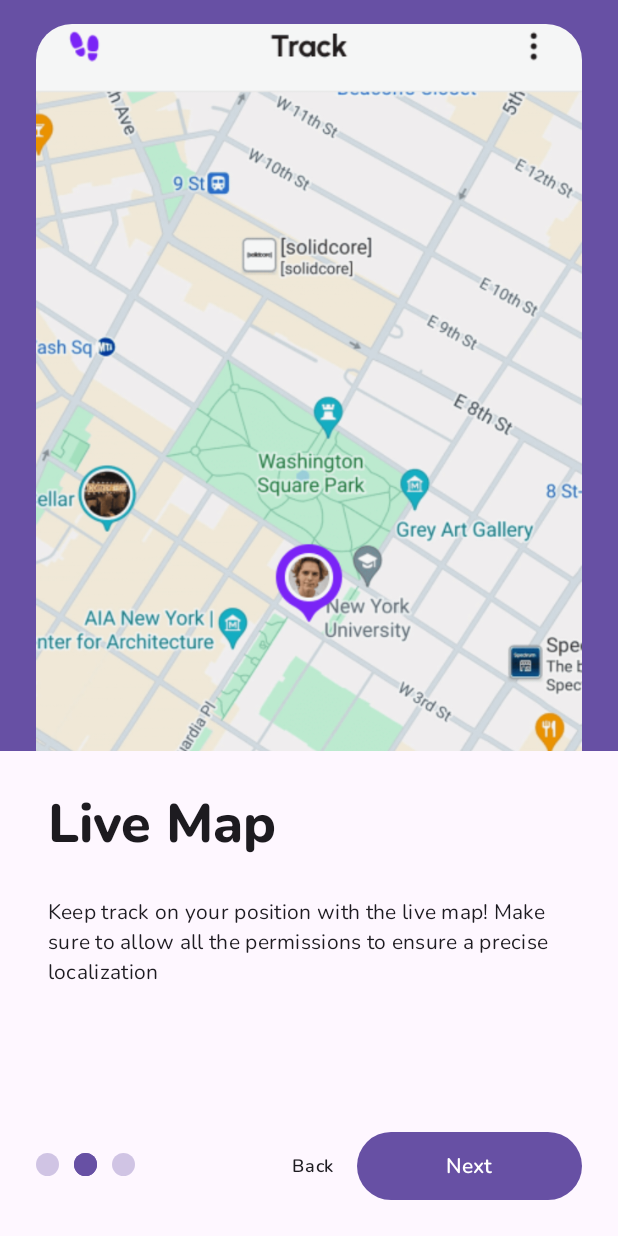
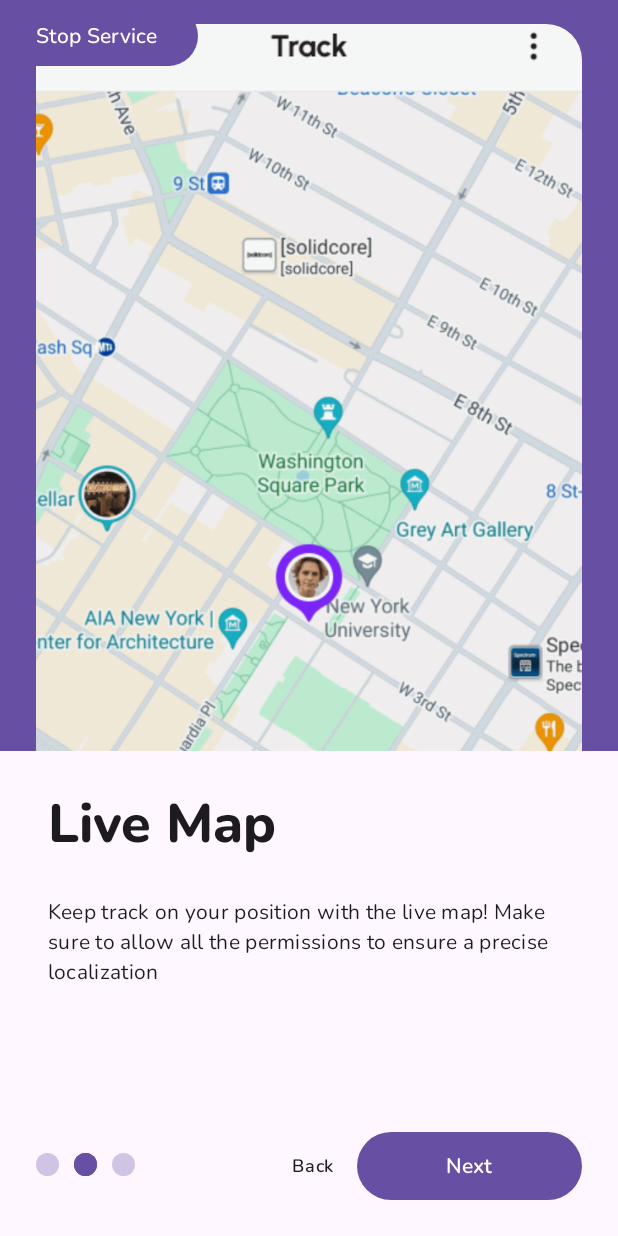
Before and after one commit to riccardomaino/stridescape, an Android app built with Jetpack Compose: the screen it shows after launch (MainActivity), after a tap on "Next", on a phone screen of 412 x 824 dp. Run offline under Robolectric (Android 15) with nearby library versions, the phone set to English and light mode, and no system bars; our stand-ins replace Dagger/Hilt's generated code.

Commit message:
Added POST_NOTIFICATIONS permission. Added basic simple Foreground Service for testing purposes

```diff
--- a/app/src/main/AndroidManifest.xml
+++ b/app/src/main/AndroidManifest.xml
@@ -6,6 +6,9 @@
     <uses-permission android:name="android.permission.ACCESS_FINE_LOCATION" />
     <uses-permission android:name="android.permission.ACCESS_COARSE_LOCATION" />
     <uses-permission android:name="android.permission.ACCESS_BACKGROUND_LOCATION" />
+    <uses-permission android:name="android.permission.POST_NOTIFICATIONS" />
+
+    <uses-permission android:name="android.permission.FOREGROUND_SERVICE" />
 
 
     <application
@@ -30,6 +33,9 @@
                 <category android:name="android.intent.category.LAUNCHER" />
             </intent-filter>
         </activity>
+        <service
+            android:name=".core.domain.service.RunningService"
+            android:foregroundServiceType="location"/>
     </application>
 
 </manifest>
--- a/app/src/main/java/it/unito/progmob/MainActivity.kt
+++ b/app/src/main/java/it/unito/progmob/MainActivity.kt
@@ -1,11 +1,15 @@
 package it.unito.progmob
 
+import android.content.Intent
 import android.os.Bundle
 import androidx.activity.ComponentActivity
 import androidx.activity.compose.setContent
 import androidx.activity.viewModels
+import androidx.compose.material3.Button
 import androidx.compose.material3.Surface
+import androidx.compose.material3.Text
 import dagger.hilt.android.AndroidEntryPoint
+import it.unito.progmob.core.domain.service.RunningService
 import it.unito.progmob.core.presentation.navigation.NavGraph
 import it.unito.progmob.core.presentation.viewmodel.MainViewModel
 import it.unito.progmob.ui.theme.MyApplicationTheme
@@ -23,6 +27,23 @@ class MainActivity : ComponentActivity() {
                     NavGraph(
                         startDestination = startDestination
                     )
+
+                    Button(
+                        onClick = {
+                            Intent(applicationContext, RunningService::class.java).also {
+                                it.action = RunningService.Actions.START.name
+                                startService(it)
+                            }
+                        }
+                    ) { Text(text = "Start Service") }
+
+                    Button(
+                        onClick = {
+                            Intent(RunningService.Actions.STOP.name).also {
+                                startService(it)
+                            }
+                        }
+                    ) { Text(text = "Stop Service") }
                 }
             }
         }
--- a/app/src/main/java/it/unito/progmob/core/MyApp.kt
+++ b/app/src/main/java/it/unito/progmob/core/MyApp.kt
@@ -1,7 +1,29 @@
 package it.unito.progmob.core
 
 import android.app.Application
+import android.app.NotificationChannel
+import android.app.NotificationManager
+import android.content.Context
+import android.os.Build
 import dagger.hilt.android.HiltAndroidApp
+import it.unito.progmob.core.domain.Constants.NOTIFICATION_CHANNEL_ID
 
 @HiltAndroidApp
-class MyApp : Application()
+class MyApp : Application() {
+    override fun onCreate() {
+        super.onCreate()
+        val channel = NotificationChannel(
+            NOTIFICATION_CHANNEL_ID,
+            "Running Notifications",
+            NotificationManager.IMPORTANCE_LOW
+        )
+        /*
+        SystemService è un Service che proviene direttamente da Android OS. Dato che mostrare una
+        notifica è un qualcosa di non consentito per la nostra Applicazione, perciò Android ci offre
+        un SystemService in modo da poter ottenere questa funzionalità utilizzandolo
+        */
+        val notificationManager = getSystemService(Context.NOTIFICATION_SERVICE) as NotificationManager
+        notificationManager.createNotificationChannel(channel)
+
+    }
+}
--- a/app/src/main/java/it/unito/progmob/core/domain/Constants.kt
+++ b/app/src/main/java/it/unito/progmob/core/domain/Constants.kt
@@ -1,6 +1,11 @@
 package it.unito.progmob.core.domain
 
 object Constants {
+    // Preferences DataStore
     const val USER_PREFERENCES_DATASTORE = "user_preferences_datastore"
     const val ONBOARDING_ENTRY = "onboarding_entry"
+
+    // Foreground Service & Notification Channel
+    const val NOTIFICATION_CHANNEL_ID = "running_channel"
+    const val NOTIFICATION_ID = 1
 }
--- a/app/src/main/java/it/unito/progmob/home/presentation/HomeEvent.kt
+++ b/app/src/main/java/it/unito/progmob/home/presentation/HomeEvent.kt
@@ -3,4 +3,6 @@ package it.unito.progmob.home.presentation
 sealed class HomeEvent {
     data object DismissPermissionDialog : HomeEvent()
     data class CheckPermissionResult(val permission : String, val isGranted : Boolean) : HomeEvent()
+    data object StartRunningService : HomeEvent()
+    data object StopRunningService : HomeEvent()
 }
--- a/app/src/main/java/it/unito/progmob/home/presentation/HomeScreen.kt
+++ b/app/src/main/java/it/unito/progmob/home/presentation/HomeScreen.kt
@@ -32,6 +32,7 @@ import it.unito.progmob.home.domain.util.openAppSettings
 import it.unito.progmob.home.presentation.components.AccessFineLocationPermissionTextProvider
 import it.unito.progmob.home.presentation.components.ActivityRecognitionPermissionTextProvider
 import it.unito.progmob.home.presentation.components.PermissionDialog
+import it.unito.progmob.home.presentation.components.PostNotificationsPermissionTextProvider
 import it.unito.progmob.home.presentation.viewmodel.HomeViewModel
 import it.unito.progmob.ui.theme.large
 
@@ -128,6 +129,7 @@ fun HomeScreen(
             permissionTextProvider = when (permission) {
                 Manifest.permission.ACTIVITY_RECOGNITION -> ActivityRecognitionPermissionTextProvider()
                 Manifest.permission.ACCESS_FINE_LOCATION -> AccessFineLocationPermissionTextProvider()
+                Manifest.permission.POST_NOTIFICATIONS -> PostNotificationsPermissionTextProvider()
                 else -> return@forEach
             },
             isPermanentlyDeclined = !shouldShowRequestPermissionRationale(mainActivity, permission),
```
Also changed, not shown: app/src/main/java/it/unito/progmob/core/domain/service/RunningService.kt (added, +41 -0 lines), app/src/main/java/it/unito/progmob/home/presentation/components/PermissionDialog.kt (+14 -4 lines), app/src/main/java/it/unito/progmob/home/presentation/viewmodel/HomeViewModel.kt (+27 -4 lines).
